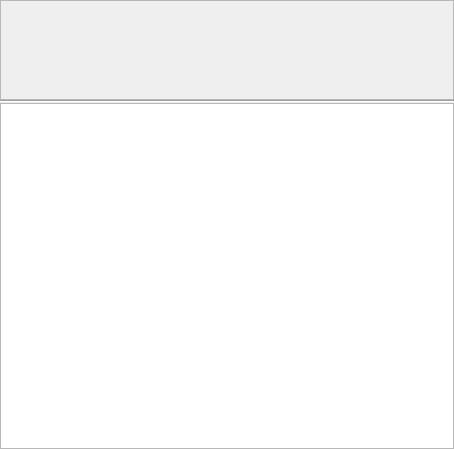
The window that Updater/UpdateKCM.ui (KDE/apper) describes before a commit, drawn with Qt 5.
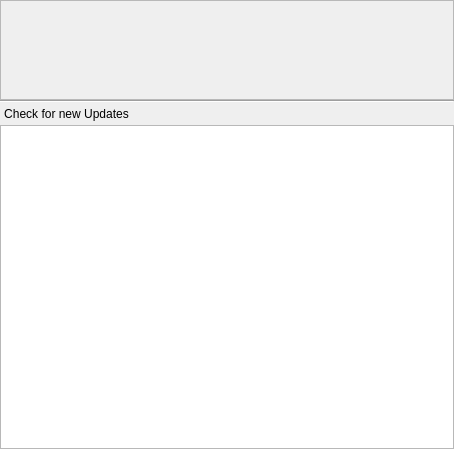
The same window after the commit. Custom widgets are drawn as their Qt base class.

Commit message: Fix UpdateDetails when the backend takes some time to answear (now that aptcc downloads the changelog), and re-added the Check for updates buttom BUG: 253194

```diff
--- a/Updater/UpdateKCM.ui
+++ b/Updater/UpdateKCM.ui
@@ -20,7 +20,7 @@
    <property name="margin">
     <number>0</number>
    </property>
-   <item row="2" column="0">
+   <item row="4" column="0" colspan="2">
     <widget class="KpkSearchableTreeView" name="packageView">
      <property name="mouseTracking">
       <bool>true</bool>
@@ -60,7 +60,7 @@
      </property>
     </widget>
    </item>
-   <item row="0" column="0">
+   <item row="0" column="0" colspan="2">
     <widget class="QScrollArea" name="distroUpgradesSA">
      <property name="maximumSize">
       <size>
@@ -90,14 +90,14 @@
      </widget>
     </widget>
    </item>
-   <item row="1" column="0">
+   <item row="1" column="0" colspan="2">
     <widget class="Line" name="line">
      <property name="orientation">
       <enum>Qt::Horizontal</enum>
      </property>
     </widget>
    </item>
-   <item row="3" column="0">
+   <item row="5" column="0">
     <widget class="KpkUpdateDetails" name="updateDetails" native="true">
      <property name="maximumSize">
       <size>
@@ -107,6 +107,35 @@
      </property>
     </widget>
    </item>
+   <item row="3" column="0">
+    <widget class="QPushButton" name="checkUpdatesPB">
+     <property name="sizePolicy">
+      <sizepolicy hsizetype="Fixed" vsizetype="Fixed">
+       <horstretch>0</horstretch>
+       <verstretch>0</verstretch>
+      </sizepolicy>
+     </property>
+     <property name="text">
+      <string>Check for new Updates</string>
+     </property>
+     <property name="flat">
+      <bool>true</bool>
+     </property>
+    </widget>
+   </item>
+   <item row="3" column="1">
+    <spacer name="horizontalSpacer">
+     <property name="orientation">
+      <enum>Qt::Horizontal</enum>
+     </property>
+     <property name="sizeHint" stdset="0">
+      <size>
+       <width>40</width>
+       <height>20</height>
+      </size>
+     </property>
+    </spacer>
+   </item>
   </layout>
  </widget>
  <customwidgets>
```
The commit also changes 3 other files.
